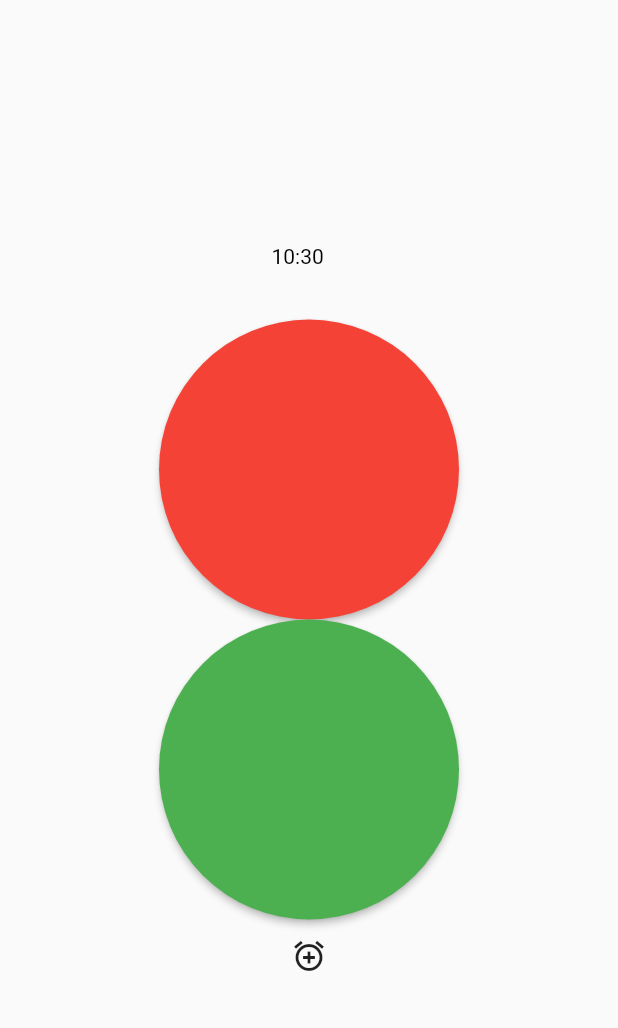
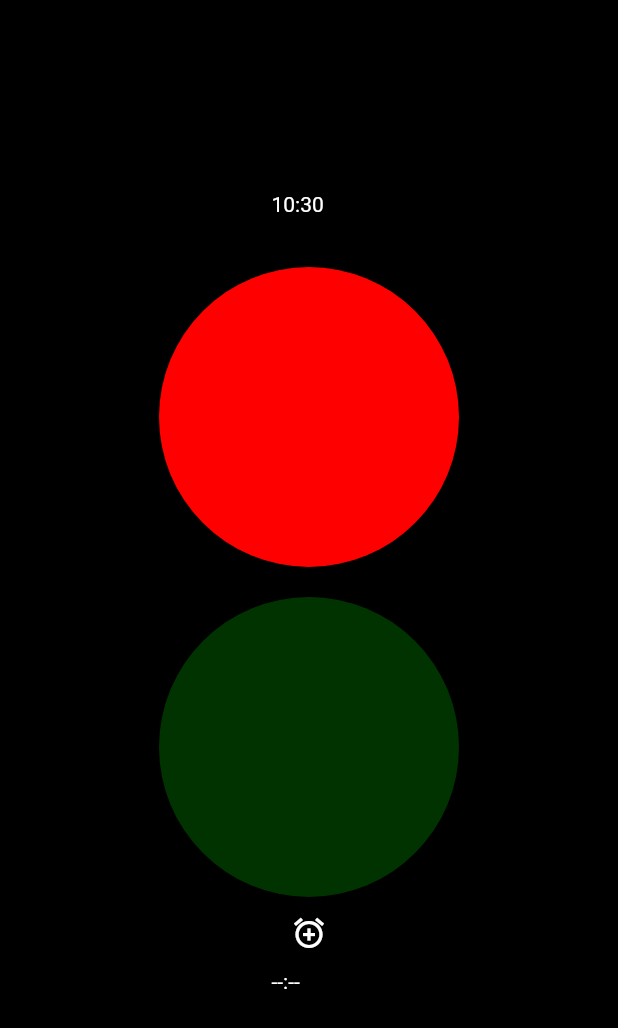
Before and after one commit to fetherolfjd/red_green_alarm, a Flutter app: the screen it shows after launch, on a phone screen of 412 x 824 dp. Shown: the top 1028 px of the screen. Run offline on Flutter 3.47's test engine with Material 2 defaults, Android fonts, the phone set to English and light mode, and no system bars; our stand-ins replace datetime_picker_formfield, rxdart.

Commit message:
Get the logic right-er.
Get the alarm setting and flagging logic correct. Refactor some of the status
monitoring and distribution into the Alarm BLoC. Pull some widgets out into
new classes.

```diff
--- a/lib/alarm_bloc.dart
+++ b/lib/alarm_bloc.dart
@@ -20,6 +20,8 @@ class AlarmBloc {
 
   final StreamController<AlarmUpdate> _alarmUpdateController = StreamController<AlarmUpdate>();
 
+  final BehaviorSubject<DateTime> _alarmTime = BehaviorSubject<DateTime>(seedValue: null);
+
   final StreamController<TimeUpdate> _timeUpdateController = StreamController<TimeUpdate>();
 
   final BehaviorSubject<bool> _alarmOn = BehaviorSubject<bool>(seedValue: false);
@@ -27,7 +29,8 @@ class AlarmBloc {
   AlarmBloc() {
     _alarmUpdateController.stream.listen((alarmUpdate) {
       _alarm.alarmTime = alarmUpdate.alarmTime;
-      if (DateTime.now().isBefore(_alarm.alarmTime)) {
+      _alarmTime.add(alarmUpdate.alarmTime);
+      if (_alarm.alarmTime == null || DateTime.now().isBefore(_alarm.alarmTime)) {
         _alarmOn.add((false));
       }
     });
@@ -46,8 +49,11 @@ class AlarmBloc {
 
   Stream<bool> get alarmOn => _alarmOn.stream;
 
+  Stream<DateTime> get alarmTime => _alarmTime.stream;
+
   void dispose() {
     _alarmOn.close();
+    _alarmTime.close();
     _alarmUpdateController.close();
     _timeUpdateController.close();
   }
--- a/lib/alarm_time_page.dart
+++ b/lib/alarm_time_page.dart
@@ -1,6 +1,9 @@
 import 'package:flutter/material.dart';
 import 'package:intl/intl.dart';
 import 'package:datetime_picker_formfield/time_picker_formfield.dart';
+
+import 'alarm_provider.dart';
+import 'alarm_bloc.dart';
 
 class AlarmTimePage extends StatelessWidget {
   AlarmTimePage();
@@ -11,6 +14,7 @@ class AlarmTimePage extends StatelessWidget {
 
   @override
   Widget build(BuildContext context) {
+    final alarmBloc = AlarmProvider.of(context);
     return Scaffold(
       appBar: AppBar(
         title: Text('Set alarm time'),
@@ -21,7 +25,16 @@ class AlarmTimePage extends StatelessWidget {
         child: TimePickerFormField(
           format: timeFormat,
           onChanged: (time) {
-            print(time.toString());
+            if (time == null) {
+              alarmBloc.alarmUpdate.add(AlarmUpdate(null));
+            } else {
+              final now = DateTime.now();
+              var alarmTime = DateTime(now.year, now.month, now.day, time.hour, time.minute);
+              if (alarmTime.isBefore(now)) {
+                alarmTime = alarmTime.add(Duration(days: 1));
+              }
+              alarmBloc.alarmUpdate.add(AlarmUpdate(alarmTime));
+            }
           }
         )
       )
--- /dev/null
+++ b/lib/clock.dart
@@ -0,0 +1,33 @@
+import 'dart:async';
+import 'package:flutter/material.dart';
+
+import 'alarm_provider.dart';
+import 'alarm_bloc.dart';
+import 'hour_minute_text.dart';
+
+class Clock extends StatefulWidget {
+  @override createState() => _ClockState();
+}
+
+class _ClockState extends State<Clock> {
+
+  DateTime _datetime = DateTime.now();
+
+  _ClockState() {
+    Timer.periodic(Duration(seconds:1), _setDateTime);
+  }
+
+  _setDateTime(Timer timer) {
+    setState(() {
+      _datetime = DateTime.now();
+    });
+  }
+
+  @override
+  Widget build(BuildContext context) {
+    final alarmBloc = AlarmProvider.of(context);
+    alarmBloc.timeUpdate.add(TimeUpdate(_datetime));
+    return HourMinuteText(Colors.white, _datetime);
+  }
+
+}
--- a/lib/hour_minute_clock.dart
+++ /dev/null
@@ -1,41 +0,0 @@
-import 'package:flutter/material.dart';
-import 'dart:async';
-
-import './alarm_provider.dart';
-import './alarm_bloc.dart';
-
-class HourMinuteClock extends StatefulWidget {
-
-  Color textColor;
-
-  HourMinuteClock(Color color) : this.textColor = color;
-
-  @override
-  _HourMinuteClockState createState() => _HourMinuteClockState();
-}
-
-class _HourMinuteClockState extends State<HourMinuteClock> {
-
-  DateTime _datetime = DateTime.now();
-
-  _HourMinuteClockState() {
-    Timer.periodic(Duration(seconds:1), _setDateTime);
-  }
-
-  _setDateTime(Timer timer) {
-    setState(() {
-      _datetime = DateTime.now();
-    });
-  }
-
-  @override
-  Widget build(BuildContext context) {
-    final alarmBloc = AlarmProvider.of(context);
-    alarmBloc.timeUpdate.add(TimeUpdate(_datetime));
-    return Text('${_datetime.hour}:${_datetime.minute.toString().padLeft(2, '0')}',
-      style: TextStyle(
-        color: widget.textColor
-      )
-    );
-  }
-}
--- /dev/null
+++ b/lib/hour_minute_text.dart
@@ -0,0 +1,24 @@
+import 'package:flutter/material.dart';
+
+class HourMinuteText extends StatelessWidget {
+
+  final Color _textColor;
+  final DateTime _datetime;
+
+  HourMinuteText(this._textColor, this._datetime);
+
+  @override
+  Widget build(BuildContext context) {
+    var clockTxt;
+    if (this._datetime == null) {
+      clockTxt = '--:--';
+    } else {
+      clockTxt = '${_datetime.hour}:${_datetime.minute.toString().padLeft(2, '0')}';
+    }
+    return Text(clockTxt,
+      style: TextStyle(
+        color: _textColor
+      )
+    );
+  }
+}
--- a/lib/red_green_homepage.dart
+++ b/lib/red_green_homepage.dart
@@ -1,11 +1,17 @@
 import 'package:flutter/material.dart';
 
-import './hour_minute_clock.dart';
+import './clock.dart';
 import './alarm_time_page.dart';
+import 'red_green_lights.dart';
+import 'alarm_provider.dart';
+import 'hour_minute_text.dart';
 
 class RedGreenHomepage extends StatelessWidget {
   @override
-  Widget build(BuildContext context) => Scaffold(
+  Widget build(BuildContext context) {
+    final alarmBloc = AlarmProvider.of(context);
+    return Scaffold(
+      backgroundColor: Colors.black,
       body: Center(
         child: Column(
           mainAxisAlignment: MainAxisAlignment.center,
@@ -13,43 +19,27 @@ class RedGreenHomepage extends StatelessWidget {
             Container(
               height: 50.0,
               width: 50.0,
-            child: HourMinuteClock(Colors.black)
+              child: Clock()
             ),
-          RedLight(),
-          GreenLight(),
+            RedGreenLights(),
             IconButton(
-            icon: Icon(Icons.add_alarm),
+              icon: Icon(Icons.add_alarm, color: Colors.white),
               tooltip: 'Set alarm',
               onPressed: () => Navigator.of(context).pushNamed(AlarmTimePage.routeName)
+            ),
+            Container(
+              height: 50.0,
+              width: 50.0,
+              child: StreamBuilder<DateTime>(
+                stream: alarmBloc.alarmTime,
+                builder: (context, snapshot) {
+                  return HourMinuteText(Colors.white, snapshot.data);
+                }
               )
+            ),
           ],
         )
       )
     );
   }
-
-class RedLight extends StatelessWidget {
-  @override
-  Widget build(BuildContext context) => Container(
-    height: 200.0,
-    width: 200.0,
-    child: RaisedButton(
-      color: Colors.red,
-      shape: CircleBorder(),
-      onPressed: () => null
-    )
-  );
 }
-
-class GreenLight extends StatelessWidget {
-  @override
-  Widget build(BuildContext context) => Container(
-    height: 200.0,
-    width: 200.0,
-    child: RaisedButton(
-      color: Colors.green,
-      shape: CircleBorder(),
-      onPressed: () => null
-    )
-  );
-}
--- /dev/null
+++ b/lib/red_green_lights.dart
@@ -0,0 +1,64 @@
+import 'package:flutter/material.dart';
+
+import 'alarm_provider.dart';
+
+// dark green (light off): 0 51 0
+// green (light on): 0 255 0
+// dark red (light off): 51 0 0
+// red (light on): 255 0 0
+
+class RedGreenLights extends StatelessWidget {
+  @override
+  Widget build(BuildContext context) => Column(
+    mainAxisAlignment: MainAxisAlignment.center,
+    children: <Widget>[
+      Container(
+        height: 200.0,
+        width: 200.0,
+        margin: const EdgeInsets.only(bottom: 20.0),
+        child: RedLight()
+      ),
+      Container(
+        height: 200.0,
+        width: 200.0,
+        child: GreenLight()
+      ),
+    ],
+  );
+}
+
+class RedLight extends StatelessWidget {
+  @override
+  Widget build(BuildContext context) {
+    final alarmBloc = AlarmProvider.of(context);
+    return StreamBuilder<bool>(
+      stream: alarmBloc.alarmOn,
+      builder: (context, snapshot) {
+        Color color = (snapshot != null && snapshot.data) ? Color.fromRGBO(51, 0, 0, 1.0) : Color.fromRGBO(255, 0, 0, 1.0);
+        return RaisedButton(
+          color: color,
+          shape: CircleBorder(),
+          onPressed: () => null
+        );
+      }
+    );
+  }
+}
+
+class GreenLight extends StatelessWidget {
+  @override
+  Widget build(BuildContext context) {
+    final alarmBloc = AlarmProvider.of(context);
+    return StreamBuilder<bool>(
+      stream: alarmBloc.alarmOn,
+      builder: (context, snapshot) {
+        Color color = snapshot.data ? Color.fromRGBO(0, 255, 0, 1.0) : Color.fromRGBO(0, 51, 0, 1.0);
+        return RaisedButton(
+          color: color,
+          shape: CircleBorder(),
+          onPressed: () => null
+        );
+      }
+    );
+  }
+}
```
Also changed, not shown: lib/main.dart (+0 -42 lines), lib/red_light.dart (deleted), 1 other file. Lines whose indentation alone changed are shown as unchanged.
